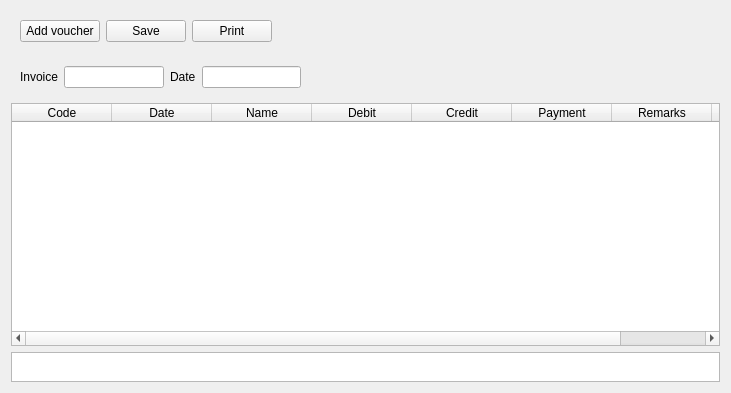
Above: Resort/dlgprintvoucherasinvoice.ui from End1-1/Resort before the change. Below: the same form after it.
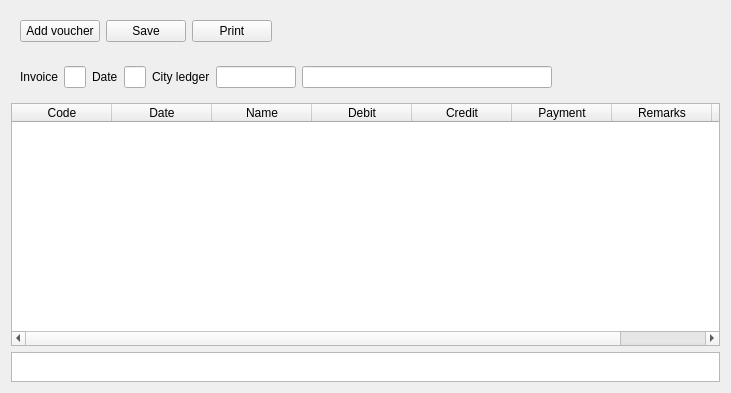
That is the form after the change. Icons and pictures are not drawn. Custom widgets are drawn as their Qt base class.

```diff
--- a/Resort/dlgprintvoucherasinvoice.ui
+++ b/Resort/dlgprintvoucherasinvoice.ui
@@ -118,6 +118,48 @@
         </property>
        </widget>
       </item>
+      <item>
+       <widget class="QLabel" name="label_3">
+        <property name="text">
+         <string>City ledger</string>
+        </property>
+       </widget>
+      </item>
+      <item>
+       <widget class="EQLineEdit" name="leCL">
+        <property name="minimumSize">
+         <size>
+          <width>80</width>
+          <height>0</height>
+         </size>
+        </property>
+        <property name="maximumSize">
+         <size>
+          <width>80</width>
+          <height>16777215</height>
+         </size>
+        </property>
+       </widget>
+      </item>
+      <item>
+       <widget class="EQLineEdit" name="leCLName">
+        <property name="minimumSize">
+         <size>
+          <width>250</width>
+          <height>0</height>
+         </size>
+        </property>
+        <property name="maximumSize">
+         <size>
+          <width>250</width>
+          <height>16777215</height>
+         </size>
+        </property>
+        <property name="readOnly">
+         <bool>true</bool>
+        </property>
+       </widget>
+      </item>
       <item>
        <spacer name="horizontalSpacer">
         <property name="orientation">
```
